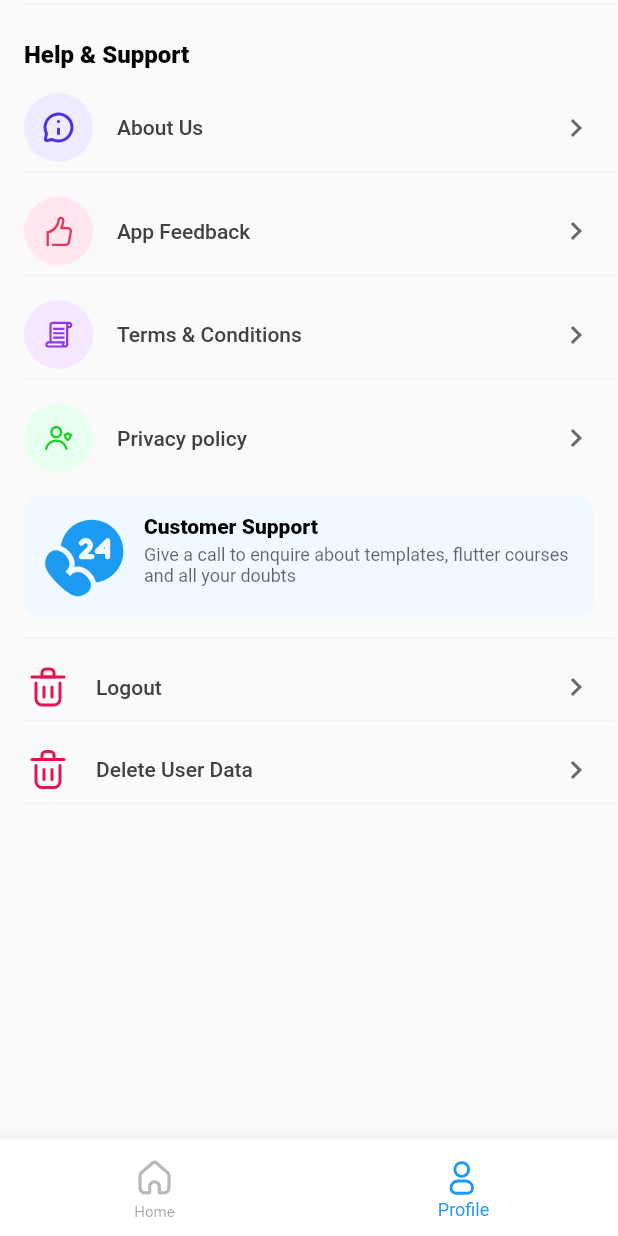
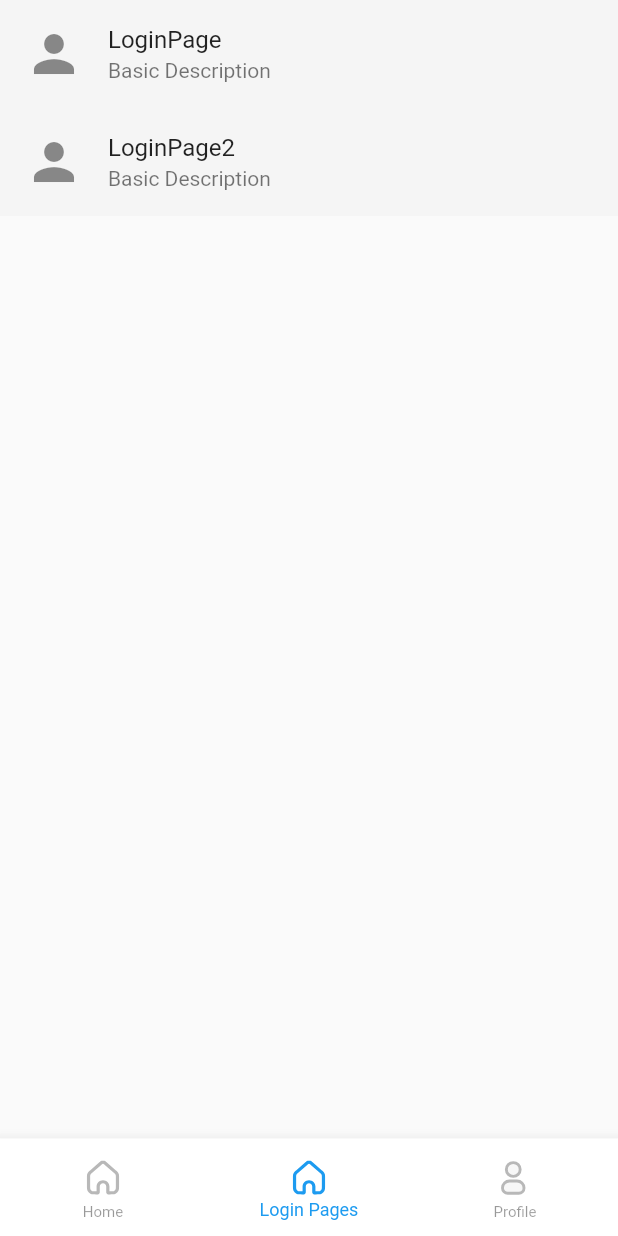
Before and after one commit to katmakhan/flutter-course, a Flutter app: the screen it shows once a user with an empty profile is signed in, item 2 of the bottom bar chosen, on a phone screen of 412 x 824 dp. Run offline on Flutter 3.47's test engine with Material 2 defaults, Android fonts, the phone set to English and light mode, and no system bars; our stand-ins replace animate_do, dio, firebase_auth, firebase_core, firebase_database, firebase_remote_config and 12 more; missing offline and left inert: algolia, firebase_app_check, open_file_safe; accounts and stored records are empty.

Commit message:
login pages display

```diff
--- a/lib/Components/list_view.dart
+++ b/lib/Components/list_view.dart
@@ -5,18 +5,26 @@ import 'package:flutter/material.dart';
 class Cust_ListView extends StatelessWidget {
   final Function() onTap;
   final String custtext;
-  const Cust_ListView({super.key, required this.custtext, required this.onTap});
+  final String custsubtext;
+  const Cust_ListView(
+      {super.key,
+      required this.custtext,
+      required this.custsubtext,
+      required this.onTap});
 
   @override
   Widget build(BuildContext context) {
-    return Container(
-      color: Colors.grey[100],
-      child: const ListTile(
-        title: Text("Jibin"),
-        subtitle: Text("btechtraders18@gmail.com"),
-        leading: Icon(
-          Icons.person,
-          size: 40,
+    return InkWell(
+      onTap: onTap,
+      child: Container(
+        color: Colors.grey[100],
+        child: ListTile(
+          title: Text(custtext),
+          subtitle: Text(custsubtext),
+          leading: const Icon(
+            Icons.person,
+            size: 40,
+          ),
         ),
       ),
     );
--- a/lib/Login_Pages/login_page_list.dart
+++ b/lib/Login_Pages/login_page_list.dart
@@ -0,0 +1,47 @@
+// ignore_for_file: camel_case_types
+
+import 'package:flutter/material.dart';
+import 'package:fluttertemplate/Components/list_view.dart';
+import 'package:fluttertemplate/Login_Pages/sign_in_1.dart';
+import 'package:fluttertemplate/Login_Pages/sign_in_2.dart';
+
+class login_listView extends StatefulWidget {
+  const login_listView({super.key});
+
+  @override
+  State<login_listView> createState() => _login_listViewState();
+}
+
+class _login_listViewState extends State<login_listView> {
+  @override
+  Widget build(BuildContext context) {
+    return Scaffold(
+      body: SafeArea(
+        child: ListView(children: [
+          Cust_ListView(
+              custtext: "LoginPage",
+              custsubtext: "Basic Description",
+              onTap: onTap),
+          Cust_ListView(
+              custtext: "LoginPage2",
+              custsubtext: "Basic Description",
+              onTap: onTap2)
+        ]),
+      ),
+    );
+  }
+
+  onTap() {
+    Navigator.push(
+      context,
+      MaterialPageRoute(builder: (context) => const SignInOne()),
+    );
+  }
+
+  onTap2() {
+    Navigator.push(
+      context,
+      MaterialPageRoute(builder: (context) => const SignInTwo()),
+    );
+  }
+}
--- a/lib/homepage.dart
+++ b/lib/homepage.dart
@@ -3,6 +3,7 @@ import 'package:fluttertemplate/Colors/colors.dart';
 import 'package:fluttertemplate/Helpers/firebase_remoteconfig.dart';
 import 'package:flutter/material.dart';
 import 'package:flutter_svg/svg.dart';
+import 'package:fluttertemplate/Login_Pages/login_page_list.dart';
 import 'package:fluttertemplate/Main_Frags/frag_profile.dart';
 import 'package:fluttertemplate/Main_Frags/frag_saved.dart';
 
@@ -16,7 +17,7 @@ class Homepage extends StatefulWidget {
 
 class _HomepageState extends State<Homepage> {
   //Frames
-  List pages = [const FragSaved(), const FragProfile()];
+  List pages = [const FragSaved(), const login_listView(), const FragProfile()];
   int currentIndex = 0;
 
   void onTap(int index) {
@@ -72,6 +73,11 @@ class _HomepageState extends State<Homepage> {
                   activeIcon: SvgPicture.asset("assets/svg_home/homes.svg"),
                 ),
                 BottomNavigationBarItem(
+                  icon: SvgPicture.asset("assets/svg_home/homeu.svg"),
+                  label: "Login Pages",
+                  activeIcon: SvgPicture.asset("assets/svg_home/homes.svg"),
+                ),
+                BottomNavigationBarItem(
                   icon: SvgPicture.asset("assets/svg_home/profileu.svg"),
                   label: "Profile",
                   activeIcon: SvgPicture.asset("assets/svg_home/profiles.svg"),
--- a/pubspec.yaml
+++ b/pubspec.yaml
@@ -69,7 +69,7 @@ dependencies:
   firebase_app_check: ^0.1.2+1
 
   google_sign_in: ^6.1.0
-  google_fonts: ^2.3.1
+  google_fonts: ^4.0.4
   permission_handler: ^10.2.0
   photo_view: ^0.14.0
 
```
Also changed, not shown: lib/Login_Pages/sign_in_1.dart (+12 -5 lines), lib/Login_Pages/sign_in_10.dart (+7 -0 lines), lib/Login_Pages/sign_in_2.dart (+8 -1 lines), lib/Login_Pages/sign_in_3.dart (+8 -1 lines), lib/Login_Pages/sign_in_4.dart (+8 -1 lines), lib/Login_Pages/sign_in_5.dart (+7 -0 lines), lib/Login_Pages/sign_in_6.dart (+7 -0 lines), lib/Login_Pages/sign_in_7.dart (+8 -1 lines), lib/Login_Pages/sign_in_8.dart (+8 -1 lines), lib/Login_Pages/sign_in_9.dart (+7 -0 lines), pubspec.lock.
